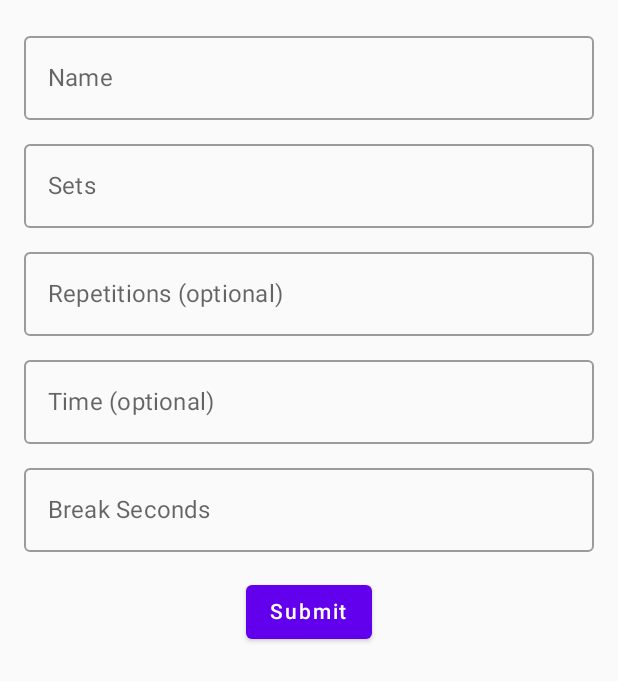
After one commit to m3r4th/grind-track, an Android app built with Jetpack Compose: the composable AddExerciseScreen called with sample values from the repository, on a phone screen of 412 x 824 dp. The commit adds this screen. Shown: the top 681 px of the screen. Run offline under Robolectric (Android 15) with nearby library versions, the phone set to English and light mode, and no system bars; our stand-ins replace Voyager; 1 statement that could not run was skipped.

Commit message:
Add basic UI and functionality

```diff
--- a/composeApp/src/androidMain/AndroidManifest.xml
+++ b/composeApp/src/androidMain/AndroidManifest.xml
@@ -1,5 +1,7 @@
 <?xml version="1.0" encoding="utf-8"?>
 <manifest xmlns:android="http://schemas.android.com/apk/res/android">
+
+    <uses-permission android:name="android.permission.INTERNET"/>
 
     <application
         android:allowBackup="true"
--- a/composeApp/src/commonMain/composeResources/drawable/compose-multiplatform.xml
+++ b/composeApp/src/commonMain/composeResources/drawable/compose-multiplatform.xml
@@ -2,7 +2,8 @@
         android:width="600dp"
         android:height="600dp"
         android:viewportWidth="600"
-    android:viewportHeight="600">
+        android:viewportHeight="600" xmlns:xsi="http://www.w3.org/2001/XMLSchema-instance"
+        xsi:schemaLocation="http://schemas.android.com/apk/res/android">
     <path
         android:pathData="M301.21,418.53C300.97,418.54 300.73,418.56 300.49,418.56C297.09,418.59 293.74,417.72 290.79,416.05L222.6,377.54C220.63,376.43 219,374.82 217.85,372.88C216.7,370.94 216.09,368.73 216.07,366.47L216.07,288.16C216.06,287.32 216.09,286.49 216.17,285.67C216.38,283.54 216.91,281.5 217.71,279.6L199.29,268.27L177.74,256.19C175.72,260.43 174.73,265.23 174.78,270.22L174.79,387.05C174.85,393.89 178.57,400.2 184.53,403.56L286.26,461.02C290.67,463.51 295.66,464.8 300.73,464.76C300.91,464.76 301.09,464.74 301.27,464.74C301.24,449.84 301.22,439.23 301.22,439.23L301.21,418.53Z"
         android:fillColor="#041619"
--- /dev/null
+++ b/composeApp/src/commonMain/kotlin/org/grindtrack/Screens/AddExerciseScreen.kt
@@ -0,0 +1,113 @@
+package com.jetbrains.kmpapp.screens
+
+import androidx.compose.foundation.layout.Arrangement
+import androidx.compose.foundation.layout.Column
+import androidx.compose.foundation.layout.Spacer
+import androidx.compose.foundation.layout.fillMaxWidth
+import androidx.compose.foundation.layout.height
+import androidx.compose.foundation.layout.padding
+import androidx.compose.foundation.text.KeyboardOptions
+import androidx.compose.material.Button
+import androidx.compose.material.OutlinedTextField
+import androidx.compose.material.Text
+import androidx.compose.runtime.Composable
+import androidx.compose.runtime.getValue
+import androidx.compose.runtime.mutableStateOf
+import androidx.compose.runtime.remember
+import androidx.compose.runtime.setValue
+import androidx.compose.ui.Alignment
+import androidx.compose.ui.Modifier
+import androidx.compose.ui.text.input.KeyboardType
+import androidx.compose.ui.unit.dp
+import cafe.adriel.voyager.core.screen.Screen
+import cafe.adriel.voyager.navigator.LocalNavigator
+import cafe.adriel.voyager.navigator.currentOrThrow
+import com.jetbrains.kmpapp.data.Exercise
+import com.jetbrains.kmpapp.data.WorkoutTemplate
+import org.jetbrains.compose.ui.tooling.preview.Preview
+
+data class AddExerciseScreen(val workoutTemplate: WorkoutTemplate) : Screen {
+    @Composable
+    override fun Content() {
+        AddExercise(workoutTemplate)
+    }
+}
+
+@Preview
+@Composable
+fun AddExercise(workoutTemplate: WorkoutTemplate) {
+    val navigator = LocalNavigator.currentOrThrow
+    ExerciseForm(onSubmit = { exercise ->
+        workoutTemplate.exercises.add(exercise)
+        navigator.pop()
+    })
+}
+
+@Composable
+fun ExerciseForm(onSubmit: (Exercise) -> Unit) {
+    var name by remember { mutableStateOf("") }
+    var sets by remember { mutableStateOf("") }
+    var repetitions by remember { mutableStateOf("") }
+    var time by remember { mutableStateOf("") }
+    var breakSeconds by remember { mutableStateOf("") }
+
+    Column(
+        modifier = Modifier
+            .fillMaxWidth()
+            .padding(16.dp),
+        verticalArrangement = Arrangement.Center,
+        horizontalAlignment = Alignment.CenterHorizontally
+    ) {
+        OutlinedTextField(
+            value = name,
+            onValueChange = { name = it },
+            label = { Text("Name") },
+            modifier = Modifier.fillMaxWidth()
+        )
+        Spacer(modifier = Modifier.height(8.dp))
+        OutlinedTextField(
+            value = sets,
+            onValueChange = { sets = it },
+            label = { Text("Sets") },
+            modifier = Modifier.fillMaxWidth(),
+            keyboardOptions = KeyboardOptions(keyboardType = KeyboardType.Number)
+        )
+        Spacer(modifier = Modifier.height(8.dp))
+        OutlinedTextField(
+            value = repetitions,
+            onValueChange = { repetitions = it },
+            label = { Text("Repetitions (optional)") },
+            modifier = Modifier.fillMaxWidth(),
+            keyboardOptions = KeyboardOptions(keyboardType = KeyboardType.Number)
+        )
+        Spacer(modifier = Modifier.height(8.dp))
+        OutlinedTextField(
+            value = time,
+            onValueChange = { time = it },
+            label = { Text("Time (optional)") },
+            modifier = Modifier.fillMaxWidth(),
+            keyboardOptions = KeyboardOptions(keyboardType = KeyboardType.Number)
+        )
+        Spacer(modifier = Modifier.height(8.dp))
+        OutlinedTextField(
+            value = breakSeconds,
+            onValueChange = { breakSeconds = it },
+            label = { Text("Break Seconds") },
+            modifier = Modifier.fillMaxWidth(),
+            keyboardOptions = KeyboardOptions(keyboardType = KeyboardType.Number)
+        )
+        Spacer(modifier = Modifier.height(16.dp))
+        Button(onClick = {
+            val exercise = Exercise(
+                name = name,
+                sets = sets.toIntOrNull() ?: 0,
+                repetitions = repetitions.toIntOrNull(),
+                time = time.toIntOrNull(),
+                breakSeconds = breakSeconds.toIntOrNull() ?: 0
+            )
+            onSubmit(exercise)
+        }) {
+            Text(text = "Submit")
+        }
+    }
+}
```
Also changed, not shown: composeApp/build.gradle.kts (+10 -0 lines), composeApp/src/commonMain/kotlin/org/grindtrack/App.kt (+10 -27 lines), composeApp/src/commonMain/kotlin/org/grindtrack/Data/Exercise.kt (added, +9 -0 lines), composeApp/src/commonMain/kotlin/org/grindtrack/Data/WorkoutRecord.kt (added, +20 -0 lines), composeApp/src/commonMain/kotlin/org/grindtrack/Data/WorkoutTemplate.kt (added, +29 -0 lines), composeApp/src/commonMain/kotlin/org/grindtrack/Screens/AddWorkoutTemplateScreen.kt (added, +124 -0 lines), composeApp/src/commonMain/kotlin/org/grindtrack/Screens/ReuseableElements/AddNewItemCard.kt (added, +33 -0 lines), composeApp/src/commonMain/kotlin/org/grindtrack/Screens/ReuseableElements/WarningDialog.kt (added, +52 -0 lines), composeApp/src/commonMain/kotlin/org/grindtrack/Screens/WelcomeScreen.kt (added, +110 -0 lines), composeApp/src/commonMain/kotlin/org/grindtrack/Screens/WorkoutTemplateDetailsScreen.kt (added, +79 -0 lines), composeApp/src/commonMain/kotlin/org/grindtrack/Screens/WorkoutTemplateOverviewScreen.kt (added, +72 -0 lines), gradle/libs.versions.toml (+22 -6 lines), 1 other file. Lines whose indentation alone changed are shown as unchanged.
